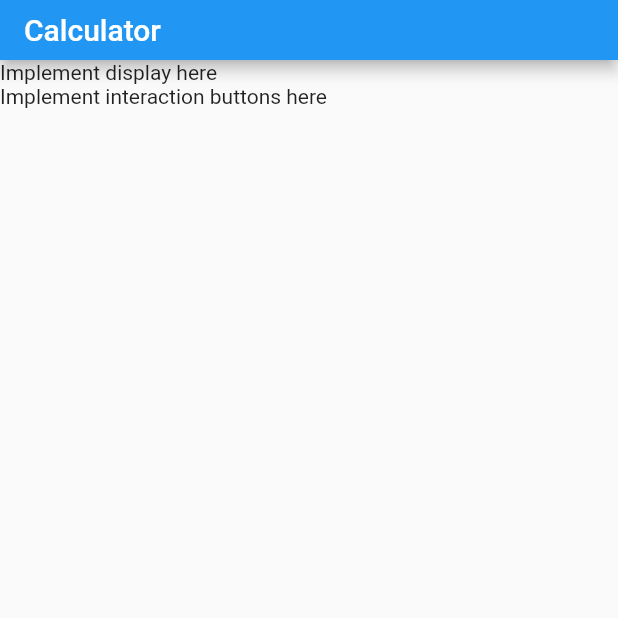
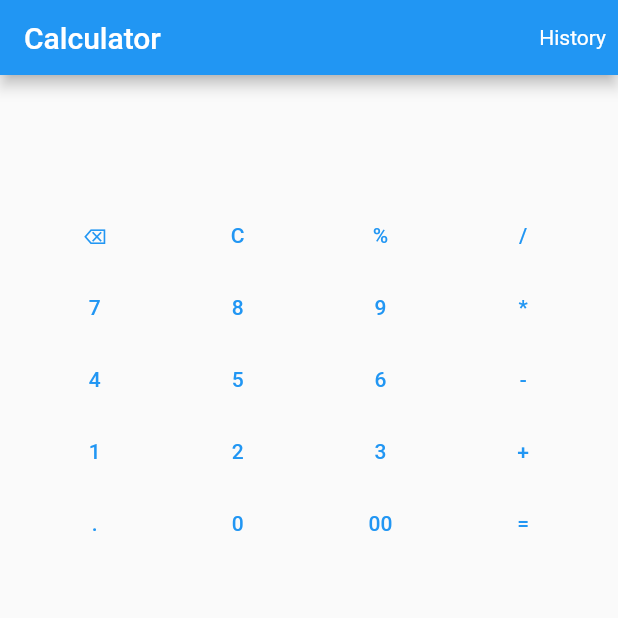
Before and after one commit to tarunkhatri/calculator-flutter, a Flutter app: the screen it shows after launch, on a phone screen of 412 x 824 dp, the top half of it. Run offline on Flutter 3.47's test engine with Material 2 defaults, Android fonts, the phone set to English and light mode, and no system bars; our stand-ins replace math_expressions, shared_preferences.

Commit message:
Final commit - - challenge submission

```diff
--- a/lib/nav/appbar.dart
+++ b/lib/nav/appbar.dart
@@ -1,14 +1,30 @@
+import 'package:calc_challenge/screens/history.dart';
 import 'package:flutter/material.dart';
 
 class CustomNav extends StatelessWidget with PreferredSizeWidget {
+  final Function historyItemClick;
+
+  const CustomNav(this.historyItemClick);
+
   @override
   Widget build(BuildContext context) {
     return AppBar(
       title: Text('Calculator'),
+      actions: [
+        Center(
+            child: GestureDetector(
+                onTap: () {
+                  Navigator.push(context, MaterialPageRoute(builder: (context) => HistoryScreen(historyItemClick)));
+                },
+                child: Padding(
+                  padding: const EdgeInsets.all(8.0),
+                  child: Text('History'),
+                )))
+      ],
     );
   }
 
   @override
   // TODO: implement preferredSize
-  Size get preferredSize => Size.fromHeight(40.0);
+  Size get preferredSize => Size.fromHeight(50.0);
 }
--- a/lib/screens/home.dart
+++ b/lib/screens/home.dart
@@ -1,5 +1,7 @@
 import 'package:calc_challenge/nav/appbar.dart';
 import 'package:flutter/material.dart';
+import 'package:math_expressions/math_expressions.dart';
+import 'package:shared_preferences/shared_preferences.dart';
 
 class Home extends StatefulWidget {
   @override
@@ -7,24 +9,204 @@ class Home extends StatefulWidget {
 }
 
 class _HomeState extends State<Home> {
+  String result = '';
+
   @override
   Widget build(BuildContext context) {
     return Scaffold(
-      appBar: CustomNav(),
+      appBar: CustomNav((historyText) {
+        setState(() {
+          result = historyText;
+        });
+      }),
       body: Column(
         children: [
           Row(
             children: [
-              Text('Implement display here'),
+              Expanded(
+                child: Padding(
+                  padding: const EdgeInsets.all(20),
+                  child: Text(
+                    result,
+                    style: TextStyle(fontWeight: FontWeight.w600, fontSize: 20),
+                    textAlign: TextAlign.center,
+                  ),
+                ),
+              ),
+            ],
+          ),
+          SizedBox(height: 20),
+          Row(
+            mainAxisAlignment: MainAxisAlignment.spaceEvenly,
+            children: [
+              TextButton(
+                child: Text('⌫'),
+                onPressed: () {
+                  if (result.length > 0)
+                    setState(() {
+                      result = result.substring(0, result.length - 1);
+                    });
+                },
+              ),
+              TextButton(
+                child: Text('C'),
+                onPressed: () {
+                  setState(() {
+                    result = '';
+                  });
+                },
+              ),
+              TextButton(
+                child: Text('%'),
+                onPressed: () {
+                  numClick('%');
+                },
+              ),
+              TextButton(
+                child: Text('/'),
+                onPressed: () {
+                  numClick('/');
+                },
+              ),
             ],
           ),
           Row(
+            mainAxisAlignment: MainAxisAlignment.spaceEvenly,
             children: [
-              Text('Implement interaction buttons here'),
+              TextButton(
+                child: Text('7'),
+                onPressed: () {
+                  numClick('7');
+                },
+              ),
+              TextButton(
+                child: Text('8'),
+                onPressed: () {
+                  numClick('8');
+                },
+              ),
+              TextButton(
+                child: Text('9'),
+                onPressed: () {
+                  numClick('9');
+                },
+              ),
+              TextButton(
+                child: Text('*'),
+                onPressed: () {
+                  numClick('*');
+                },
+              ),
             ],
-          )
+          ),
+          Row(
+            mainAxisAlignment: MainAxisAlignment.spaceEvenly,
+            children: [
+              TextButton(
+                child: Text('4'),
+                onPressed: () {
+                  numClick('4');
+                },
+              ),
+              TextButton(
+                child: Text('5'),
+                onPressed: () {
+                  numClick('5');
+                },
+              ),
+              TextButton(
+                child: Text('6'),
+                onPressed: () {
+                  numClick('6');
+                },
+              ),
+              TextButton(
+                child: Text('-'),
+                onPressed: () {
+                  numClick('-');
+                },
+              ),
+            ],
+          ),
+          Row(
+            mainAxisAlignment: MainAxisAlignment.spaceEvenly,
+            children: [
+              TextButton(
+                child: Text('1'),
+                onPressed: () {
+                  numClick('1');
+                },
+              ),
+              TextButton(
+                child: Text('2'),
+                onPressed: () {
+                  numClick('2');
+                },
+              ),
+              TextButton(
+                child: Text('3'),
+                onPressed: () {
+                  numClick('3');
+                },
+              ),
+              TextButton(
+                child: Text('+'),
+                onPressed: () {
+                  numClick('+');
+                },
+              ),
+            ],
+          ),
+          Row(
+            mainAxisAlignment: MainAxisAlignment.spaceEvenly,
+            children: [
+              TextButton(
+                child: Text('.'),
+                onPressed: () {
+                  numClick('.');
+                },
+              ),
+              TextButton(
+                child: Text('0'),
+                onPressed: () {
+                  numClick('0');
+                },
+              ),
+              TextButton(
+                child: Text('00'),
+                onPressed: () {
+                  numClick('00');
+                },
+              ),
+              TextButton(
+                child: Text('='),
+                onPressed: calculateResult,
+              ),
+            ],
+          ),
         ],
       ),
     );
   }
+
+  void numClick(String text) {
+    setState(() {
+      result += text;
+    });
+  }
+
+  void calculateResult() async {
+    SharedPreferences prefs = await SharedPreferences.getInstance();
+    var historyData = prefs.getStringList('historyData');
+    if (historyData == null) historyData = <String>[];
+    historyData.add(result);
+    await prefs.setStringList('historyData', historyData);
+
+    Parser p = Parser();
+    Expression exp = p.parse(result);
+    ContextModel cm = ContextModel();
+    setState(() {
+      result = exp.evaluate(EvaluationType.REAL, cm).toString();
+    });
+  }
 }
--- a/pubspec.yaml
+++ b/pubspec.yaml
@@ -28,6 +28,8 @@ dependencies:
   # The following adds the Cupertino Icons font to your application.
   # Use with the CupertinoIcons class for iOS style icons.
   cupertino_icons: ^1.0.1
+  math_expressions: ^2.0.0
+  shared_preferences: ^2.0.8
 
 dev_dependencies:
   flutter_test:
@@ -43,7 +45,6 @@ flutter:
   # included with your application, so that you can use the icons in
   # the material Icons class.
   uses-material-design: true
-
   # To add assets to your application, add an assets section, like this:
   # assets:
   #   - images/a_dot_burr.jpeg
```
Also changed, not shown: lib/screens/history.dart (added, +50 -0 lines), pubspec.lock.
